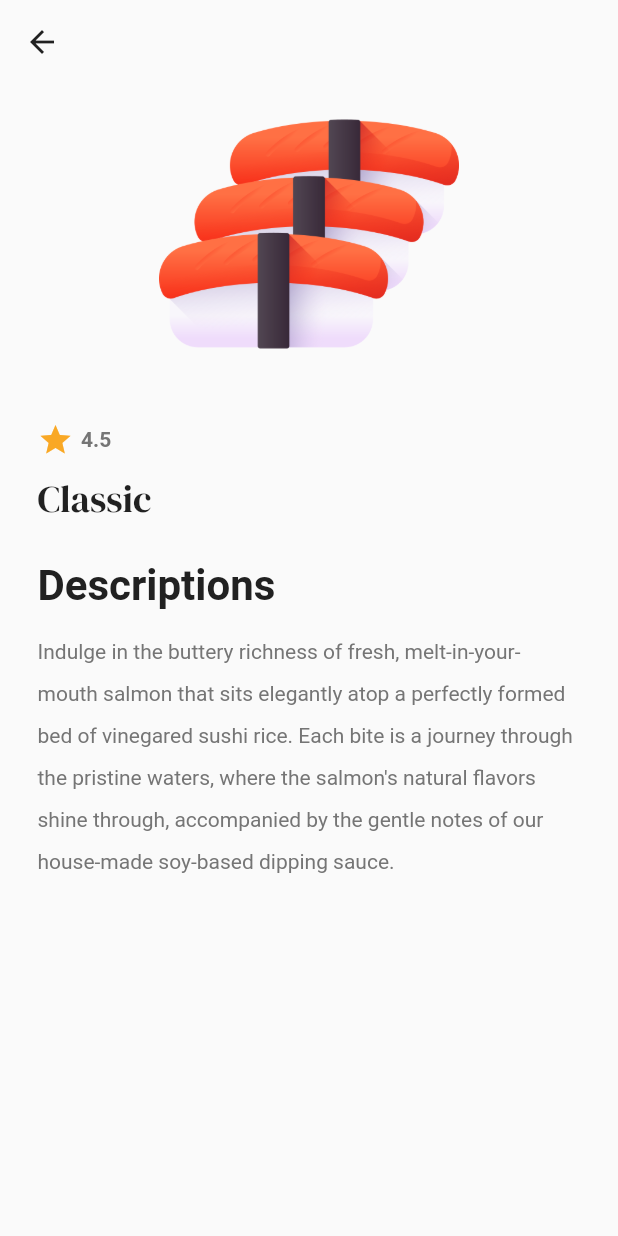
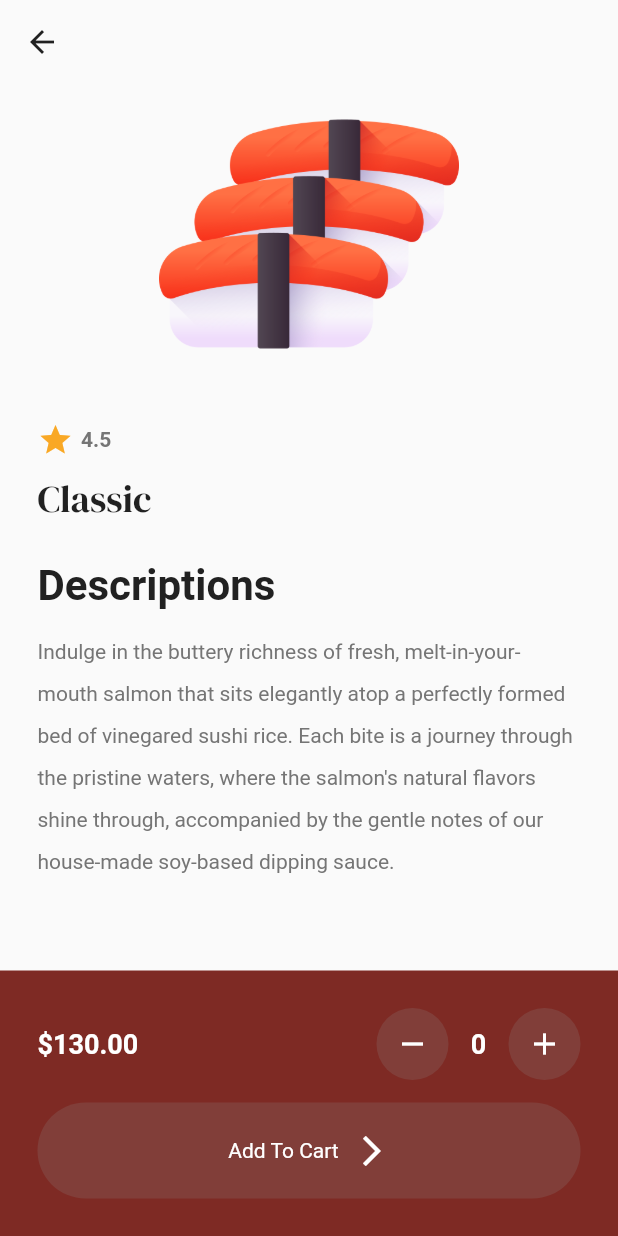
Before and after one commit to CourtlandHillman/Restaurant_app-1.0, a Flutter app: the MenuPage screen opened directly, after a tap on "Classic", on a phone screen of 412 x 824 dp. Run offline on Flutter 3.47's test engine with Material 2 defaults, Android fonts, the phone set to English and light mode, and no system bars; our stand-ins replace google_fonts.

Commit message:
Adding count function and ui

```diff
--- a/lib/components/button.dart
+++ b/lib/components/button.dart
@@ -1,4 +1,5 @@
 import 'package:flutter/material.dart';
+import 'package:restaurant_app/theme/colors.dart';
 
 class MyButton extends StatelessWidget {
   final String text;
@@ -14,7 +15,7 @@ class MyButton extends StatelessWidget {
       onTap: onTap,
       child: Container(
         decoration: BoxDecoration(
-          color: Color.fromARGB(255, 129, 62, 57),
+          color: secondaryColor,
           borderRadius: BorderRadius.circular(40),
         ),
         padding: EdgeInsets.all(20) ,
--- a/lib/pages/food_details_page.dart
+++ b/lib/pages/food_details_page.dart
@@ -1,5 +1,6 @@
 import 'package:flutter/material.dart';
 import 'package:google_fonts/google_fonts.dart';
+import 'package:restaurant_app/components/button.dart';
 import 'package:restaurant_app/models/food.dart';
 import 'package:restaurant_app/theme/colors.dart';
 
@@ -15,21 +16,43 @@ class FoodDetailsPage extends StatefulWidget {
 }
 
 class _FoodDetailsPageState extends State<FoodDetailsPage> {
+//quantuty
+
+  int quantityCount = 0;
+
+  //decv=rement
+  void decrementQuantity() {
+    setState(() {
+      quantityCount--;
+    });
+  }
+
+  //increment
+  void incrementQuantity() {
+    setState(() {
+      quantityCount++;
+    });
+  }
+  //add to cart method
+
+  void  addToCart () {
+
+  }
+
   @override
   Widget build(BuildContext context) {
-    return  Scaffold(
+    return Scaffold(
       appBar: AppBar(
         backgroundColor: Colors.transparent,
         elevation: 0,
         foregroundColor: Colors.grey[900],
-
       ),
-      body:Column(
+      body: Column(
         children: [
           //listview of item food detail's
           Expanded(
             child: Padding(
-            padding: const EdgeInsets.symmetric(horizontal:25.0 ),
+              padding: const EdgeInsets.symmetric(horizontal: 25.0),
               child: ListView(
                 children: [
                   //image
@@ -48,7 +71,7 @@ class _FoodDetailsPageState extends State<FoodDetailsPage> {
                       // star icon
                       Icon(
                         Icons.star,
-                  color:Colors.yellow[800],
+                        color: Colors.yellow[800],
                       ),
 
                       const SizedBox(
@@ -56,12 +79,13 @@ class _FoodDetailsPageState extends State<FoodDetailsPage> {
                       ),
 
                       //rating number
-                Text(widget.food.rating ,
+                      Text(
+                        widget.food.rating,
                         style: TextStyle(
                           color: Colors.grey[600],
                           fontWeight: FontWeight.bold,
-                ),)
-
+                        ),
+                      )
                     ],
                   ),
 
@@ -95,40 +119,102 @@ class _FoodDetailsPageState extends State<FoodDetailsPage> {
                     height: 10,
                   ),
 
-              Text(widget.food.descriptionFood,
+                  Text(
+                    widget.food.descriptionFood,
                     style: TextStyle(
                       color: Colors.grey[600],
                       fontSize: 14,
                       height: 2,
                     ),
                   ),
-
-
-
                 ],
               ),
             ),
           ),
 
-
-
           //price + quantity of food items + add cart button
           Container(
-            color:primaryColor,
+            color: primaryColor,
+            padding: const EdgeInsets.all(25),
             child: Column(
               children: [
+                Row(
+                  mainAxisAlignment: MainAxisAlignment.spaceBetween,
+                  children: [
+                    // price
+                    Text(
+                      "\$" + widget.food.price,
+                      style: const TextStyle(
+                        color: Colors.white,
+                        fontWeight: FontWeight.bold,
+                        fontSize: 18,
+                      ),
+                    ),
+
+                    // quantity
+                    Row(
+                      children: [
+                        //minus button
+                        Container(
+                          decoration: BoxDecoration(
+                            color: secondaryColor,
+                            shape: BoxShape.circle,
+                          ),
+                          child: IconButton(
+                            onPressed: decrementQuantity,
+                            icon: const Icon(
+                              Icons.remove,
+                              color: Colors.white,),
+                          ),
+                        ),
+                        //count
+                        SizedBox(
+                          width:40 ,
+                          child: Center(
+                            child: Text(quantityCount.toString(),
+                             style: const TextStyle(
+                              color: Colors.white,
+                              fontWeight: FontWeight.bold,
+                              fontSize: 18,
+                             ),
+                            ),
+                          ),
+                        ),
+
+                        //plus button
+                        Container(
+                          decoration: BoxDecoration(
+                            color: secondaryColor,
+                            shape: BoxShape.circle,
+                            ),
+                          child: IconButton(
+                            onPressed: incrementQuantity,
+                            icon: const Icon(
+                            Icons.add,
+                            color: Colors.white,
+                            ),
+                          ),
+                        ),
+                        //
+                      ],
+                    ),
+
 
                   ],
                 ),
+                     const SizedBox(
+                      height: 15,
                     ),
 
-
-
-
-
-
+                    MyButton(
+                      text: "Add To Cart",
+                      onTap: addToCart,
+                    ),
               ],
-      ) ,
+            ),
+          ),
+        ],
+      ),
     );
   }
 }
--- a/lib/theme/colors.dart
+++ b/lib/theme/colors.dart
@@ -1,3 +1,4 @@
 import 'package:flutter/material.dart';
 
 var primaryColor = const Color.fromARGB(255, 126, 42, 36);
+var secondaryColor = const Color.fromARGB(255, 129, 62, 57);
```
Lines whose indentation alone changed are shown as unchanged.
